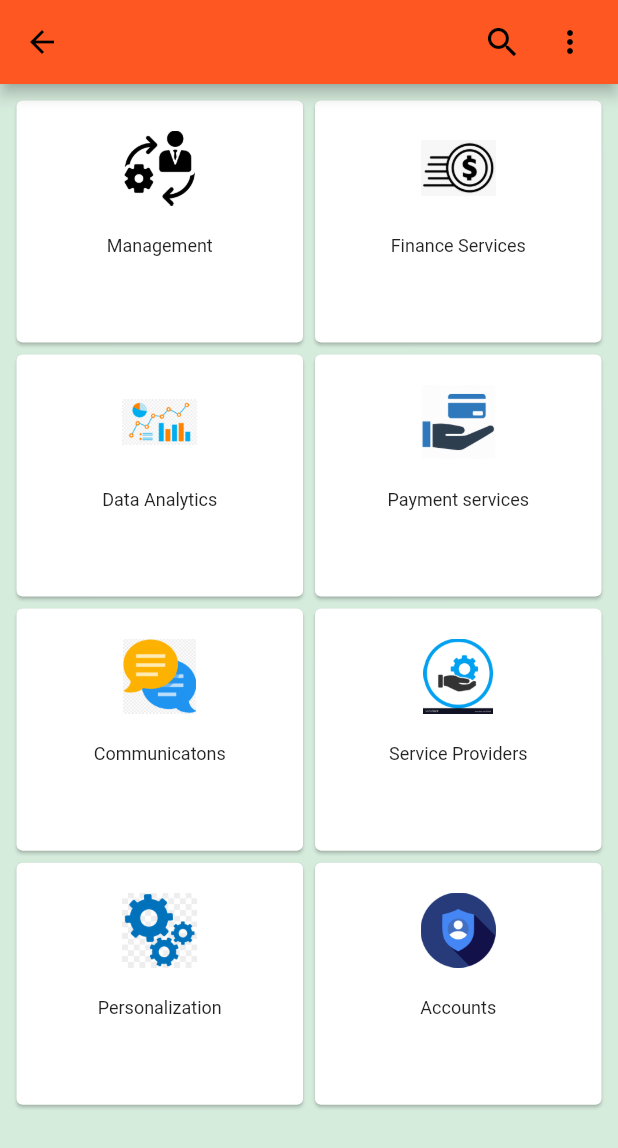
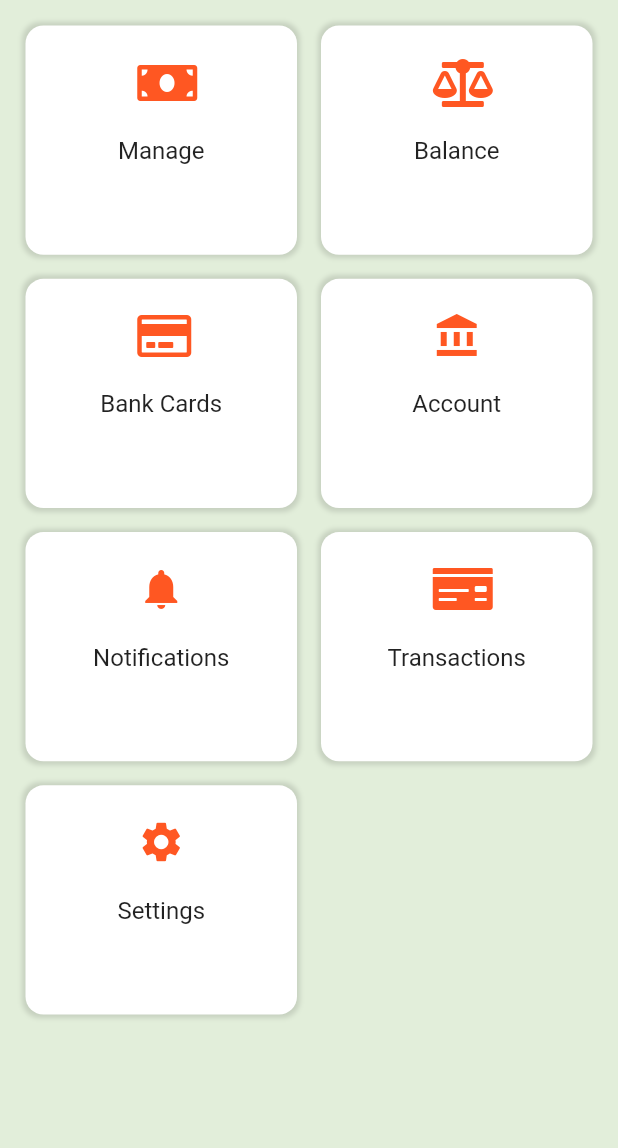
Before and after one commit to RoboCOVA/ligmone, a Flutter app: the DashboardPage screen opened directly, on a phone screen of 412 x 824 dp. Shown: the top 1148 px of the screen. Run offline on Flutter 3.47's test engine with Material 2 defaults, Android fonts, the light colour scheme and no system bars; our stand-ins replace cloud_firestore, firebase_auth, firebase_storage, font_awesome_flutter, google_fonts, google_sign_in and 2 more; missing offline and left inert: flutter_facebook_login; accounts and stored records are empty.

Commit message:
Added Dashboard to account page!

```diff
--- a/lib/loginScreen/ForgotPassword.dart
+++ b/lib/loginScreen/ForgotPassword.dart
@@ -1,6 +1,6 @@
 import 'package:flutter/cupertino.dart';
 import 'package:flutter/material.dart';
-import 'package:ligmone/states/currentUser.dart';
+import 'package:ligmone/services/authService.dart';
 import 'package:provider/provider.dart';
 
 import 'loginPage.dart';
@@ -23,7 +23,7 @@ class _ForgotPasswordState extends State<ForgotPassword> {
 
   @override
   Widget build(BuildContext context) {
-    CurrentUser _currentUser = Provider.of<CurrentUser>(context, listen: false);
+    AuthService _currentUser = Provider.of<AuthService>(context, listen: false);
 
     return Scaffold(
       // backgroundColor: Color(0XFF7A9BEE),
--- a/lib/loginScreen/loginPage.dart
+++ b/lib/loginScreen/loginPage.dart
@@ -1,7 +1,7 @@
 import 'package:flutter/material.dart';
 import 'package:ligmone/loginScreen/signup.dart';
 import 'package:ligmone/screens/bottomNavigation.dart';
-import 'package:ligmone/states/currentUser.dart';
+import 'package:ligmone/services/authService.dart';
 import 'package:provider/provider.dart';
 import 'package:google_fonts/google_fonts.dart';
 
@@ -28,7 +28,7 @@ class _LoginPageState extends State<LoginPage> {
       String email,
       String password,
       BuildContext context}) async {
-    CurrentUser _currentUser = Provider.of<CurrentUser>(context, listen: false);
+    AuthService _currentUser = Provider.of<AuthService>(context, listen: false);
 
     try {
       String _returnString;
--- a/lib/loginScreen/signup.dart
+++ b/lib/loginScreen/signup.dart
@@ -1,6 +1,6 @@
 import 'package:flutter/material.dart';
 import 'package:google_fonts/google_fonts.dart';
-import 'package:ligmone/states/currentUser.dart';
+import 'package:ligmone/services/authService.dart';
 import 'package:ligmone/utils/bezierContainer.dart';
 import 'package:provider/provider.dart';
 
@@ -22,7 +22,7 @@ class _SignUpPageState extends State<SignUpPage> {
   // text field state
   void _signUpUser(String email, String password, BuildContext context,
       String firstName, String lastName) async {
-    CurrentUser _curretUser = Provider.of<CurrentUser>(context, listen: false);
+    AuthService _curretUser = Provider.of<AuthService>(context, listen: false);
     try {
       String _returnString =
           await _curretUser.signUpUser(email, password, firstName, lastName);
--- a/lib/main.dart
+++ b/lib/main.dart
@@ -1,8 +1,9 @@
 import 'package:flutter/material.dart';
 import 'package:ligmone/root/root.dart';
-import 'package:ligmone/states/currentUser.dart';
+import 'package:ligmone/services/authService.dart';
 import 'package:ligmone/utils/appTheme.dart';
 import 'package:provider/provider.dart';
+
 //Run|Debug;
 void main() {
   runApp(MyApp());
@@ -13,7 +14,7 @@ class MyApp extends StatelessWidget {
   @override
   Widget build(BuildContext context) {
     return ChangeNotifierProvider(
-      create: (context) => CurrentUser(),
+      create: (context) => AuthService(),
       child: MaterialApp(
         title: 'LIGMONE',
         theme: AppTheme().buildTheme(),
--- a/lib/root/root.dart
+++ b/lib/root/root.dart
@@ -1,6 +1,6 @@
 import 'package:flutter/material.dart';
 import 'package:ligmone/screens/bottomNavigation.dart';
-import 'package:ligmone/states/currentUser.dart';
+import 'package:ligmone/services/authService.dart';
 import 'package:provider/provider.dart';
 
 import '../splash_screen.dart';
@@ -22,7 +22,7 @@ class _OurRootState extends State<OurRoot> {
     super.didChangeDependencies();
 
     // get the state, check current user, set AuthStatus based on state
-    CurrentUser _currentUser = Provider.of<CurrentUser>(context, listen: false);
+    AuthService _currentUser = Provider.of<AuthService>(context, listen: false);
     String _returnString = await _currentUser.onStartUp();
 
     if (_returnString == "success") {
--- a/lib/screens/dashboard.dart
+++ b/lib/screens/dashboard.dart
@@ -1,15 +1,25 @@
 import 'package:flutter/material.dart';
+import 'package:font_awesome_flutter/font_awesome_flutter.dart';
 
 class Dashboard extends StatelessWidget {
   final services = [
-    "Management",
-    "Finance Services",
-    "Data Analytics",
-    "Payment services",
-    "Communicatons",
-    "Service Providers",
-    "Personalization",
-    "Accounts"
+    "Manage",
+    "Balance",
+    "Bank Cards",
+    "Account",
+    "Notifications",
+    "Transactions",
+    "Settings"
+  ];
+
+  final icons = [
+    FontAwesomeIcons.moneyBill,
+    FontAwesomeIcons.balanceScale,
+    FontAwesomeIcons.creditCard,
+    Icons.account_balance,
+    Icons.notifications,
+    FontAwesomeIcons.moneyCheck,
+    Icons.settings
   ];
   final images = [
     "assets/management.png",
@@ -28,31 +38,50 @@ class Dashboard extends StatelessWidget {
         padding: EdgeInsets.all(7),
         child: GridView.builder(
             itemCount: services.length,
+            padding: EdgeInsets.symmetric(horizontal: 6.0, vertical: 6.0),
             gridDelegate: SliverGridDelegateWithFixedCrossAxisCount(
                 crossAxisCount: 2,
+                crossAxisSpacing: 8.0,
+                mainAxisSpacing: 8.0,
                 childAspectRatio: MediaQuery.of(context).size.width /
                     (MediaQuery.of(context).size.height / 2.35)),
             itemBuilder: (BuildContext context, int index) {
-              return Card(
+              return Container(
+                margin: EdgeInsets.all(4),
+                padding: EdgeInsets.symmetric(horizontal: 4, vertical: 2),
+                decoration: BoxDecoration(
+                  color: Colors.white,
+                  borderRadius: BorderRadius.circular(12),
+                  boxShadow: [
+                    BoxShadow(
+                      color: Colors.black12,
+                      spreadRadius: 2,
+                      blurRadius: 2,
+                    ),
+                  ],
+                ),
                 child: Column(
                   children: <Widget>[
                     SizedBox(
                       height: 20,
                     ),
-                  Image.asset(images[index], height: 50, width: 50),
+                    // Image.asset(images[index], height: 40, width: 40),
+                    Icon(icons[index], color: Colors.deepOrange, size: 32),
+
                     Padding(
                       padding: EdgeInsets.all(20),
                       child: Text(
                         services[index],
                         style: TextStyle(
-                          fontSize: 12,
+                            fontSize: 16,
                             height: 1.2,
                             fontWeight: FontWeight.normal),
                         textAlign: TextAlign.center,
                       ),
                     )
                   ],
-              ));
+                ),
+              );
             }));
   }
 }
--- a/lib/screens/dashboardPage.dart
+++ b/lib/screens/dashboardPage.dart
@@ -6,27 +6,6 @@ class DashboardPage extends StatelessWidget {
   Widget build(BuildContext context) {
     return SafeArea(
       child: Scaffold(
-        appBar: AppBar(
-          //  title: Text('Navigate Landsha'),
-          backgroundColor: Colors.deepOrange,
-          actions: <Widget>[
-            Padding(
-                padding: EdgeInsets.only(right: 20.0),
-                child: GestureDetector(
-                  onTap: () {},
-                  child: Icon(
-                    Icons.search,
-                    size: 26.0,
-                  ),
-                )),
-            Padding(
-                padding: EdgeInsets.only(right: 20.0),
-                child: GestureDetector(
-                  onTap: () {},
-                  child: Icon(Icons.more_vert),
-                )),
-          ],
-        ),
         body: Dashboard(),
       ),
     );
--- a/lib/services/userDatabase.dart
+++ b/lib/services/databaseService.dart
@@ -1,7 +1,7 @@
 import 'package:cloud_firestore/cloud_firestore.dart';
 import 'package:ligmone/models/user.dart';
 
-class OurUserDatabase {
+class DatabaseService {
   final Firestore _firestore = Firestore.instance;
 
   Future<String> createUser(OurUser user) async {
--- a/lib/utils/appTheme.dart
+++ b/lib/utils/appTheme.dart
@@ -1,7 +1,8 @@
 import 'package:flutter/material.dart';
 
 class AppTheme {
-  Color _lightGreen = Color.fromARGB(255, 213, 235, 220);
+  //Color _lightGreen = Color.fromARGB(255, 213, 235, 220);
+  Color _lightGreen = Color.fromARGB(255, 226, 238, 218);
   Color _lightGrey = Color.fromARGB(255, 164, 164, 164);
   Color _darkerGrey = Color.fromARGB(255, 119, 124, 135);
 
```
Also changed, not shown: lib/screens/costPlan.dart (+102 -86 lines), lib/screens/userAccounts.dart (+5 -4 lines), lib/services/authService.dart (renamed from lib/states/currentUser.dart, +19 -9 lines), pubspec.lock. Lines whose indentation alone changed are shown as unchanged.
